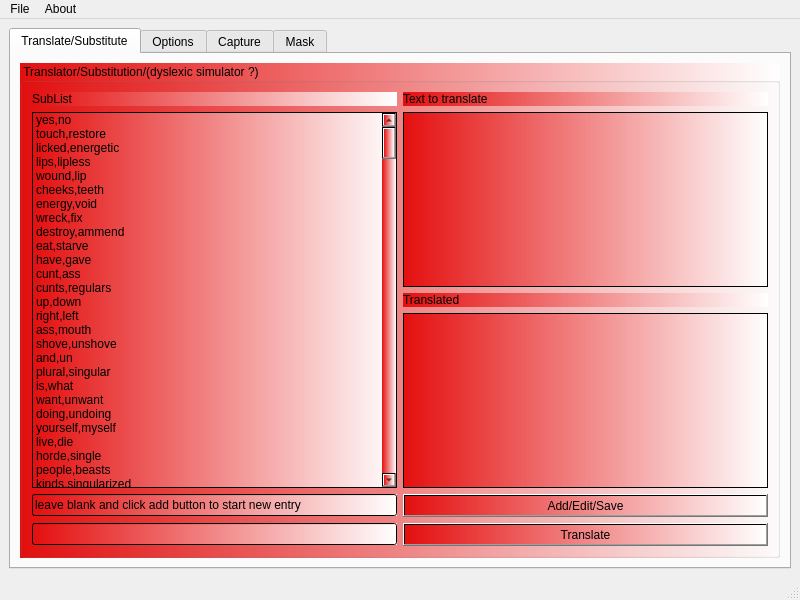
Old version of the form mainwindow.ui in the repository netpipe/RightHand.
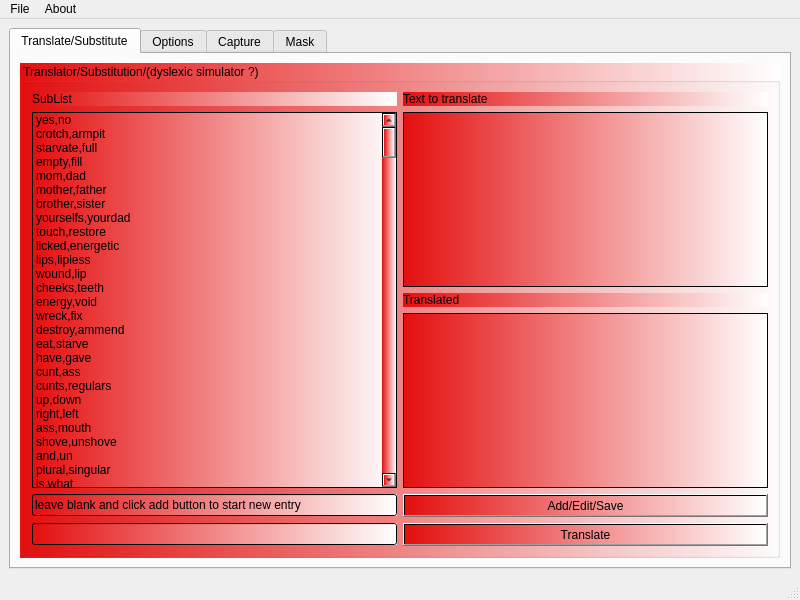
New version of the form.

```diff
--- a/mainwindow.ui
+++ b/mainwindow.ui
@@ -57,6 +57,41 @@
                <string>yes,no</string>
               </property>
              </item>
+             <item>
+              <property name="text">
+               <string>crotch,armpit</string>
+              </property>
+             </item>
+             <item>
+              <property name="text">
+               <string>starvate,full</string>
+              </property>
+             </item>
+             <item>
+              <property name="text">
+               <string>empty,fill</string>
+              </property>
+             </item>
+             <item>
+              <property name="text">
+               <string>mom,dad</string>
+              </property>
+             </item>
+             <item>
+              <property name="text">
+               <string>mother,father</string>
+              </property>
+             </item>
+             <item>
+              <property name="text">
+               <string>brother,sister</string>
+              </property>
+             </item>
+             <item>
+              <property name="text">
+               <string>yourselfs,yourdad</string>
+              </property>
+             </item>
              <item>
               <property name="text">
                <string>touch,restore</string>
@@ -1089,7 +1124,12 @@
              </item>
              <item>
               <property name="text">
-               <string>easy,hard</string>
+               <string>soft,hard</string>
+              </property>
+             </item>
+             <item>
+              <property name="text">
+               <string>harder,easy</string>
               </property>
              </item>
              <item>
```
Left out of the diff: 86 changed lines with no effect on the pictures.
